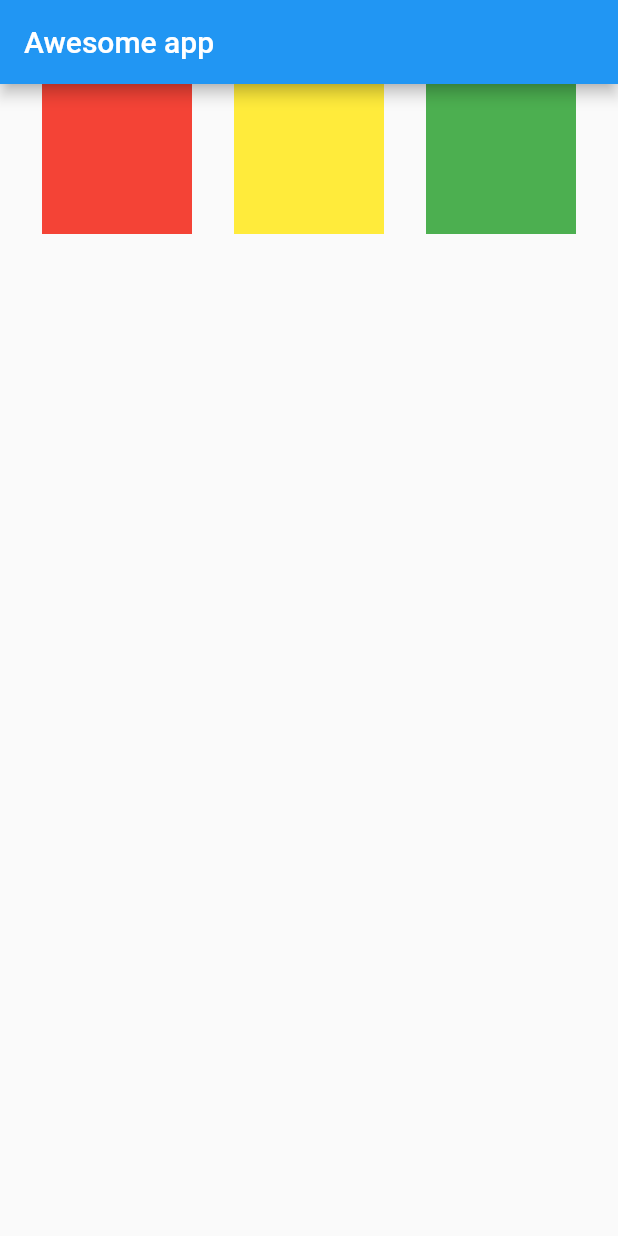
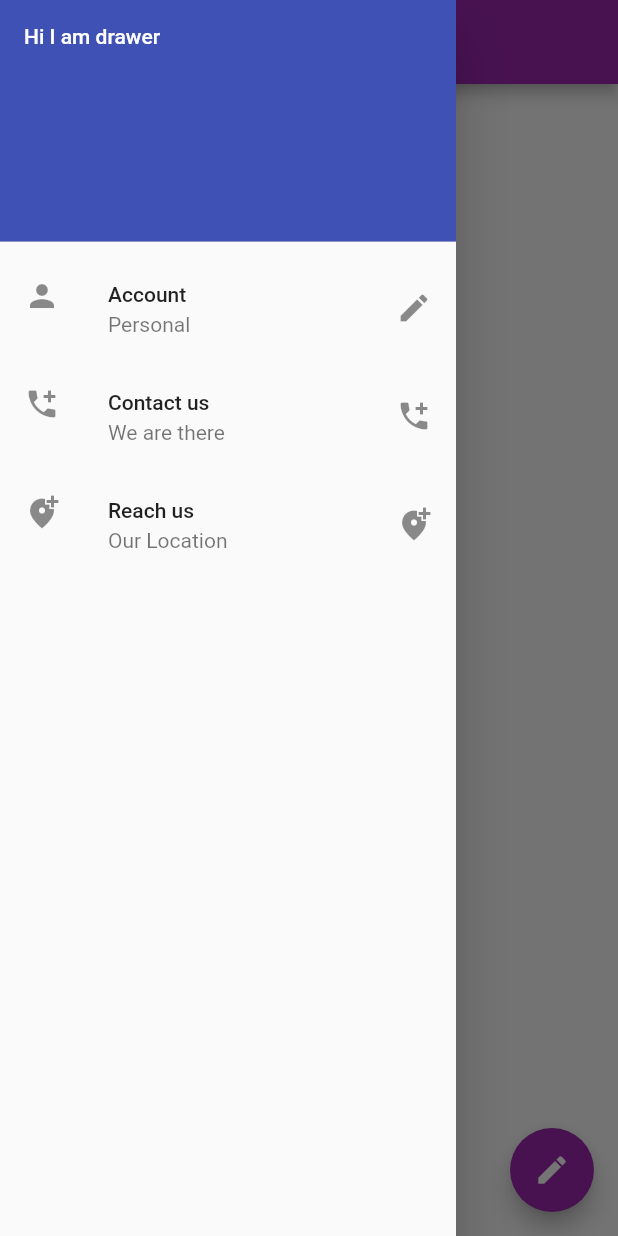
Before and after one commit to nikhil2222/Test_app_flutter, a Flutter app: the screen it shows after launch, with the side drawer open (before the commit the screen has no drawer), on a phone screen of 412 x 824 dp. Run offline on Flutter 3.47's test engine with Material 2 defaults, Android fonts, the phone set to English and light mode, and no system bars.

Commit message:
Created Drawer, and list int it

```diff
--- a/lib/main.dart
+++ b/lib/main.dart
@@ -5,6 +5,9 @@ void main() {
   runApp(MaterialApp(
     title: "TestAPP",
     home: HomePage(),
+    theme: ThemeData(
+      primarySwatch: Colors.purple,
+    ),
   ));
 }
 class HomePage extends StatelessWidget { //stl
@@ -14,26 +17,42 @@ class HomePage extends StatelessWidget { //stl
       appBar: AppBar(
         title: Text("Awesome app"), //title of app
       ),
-      body: Row(
-        mainAxisAlignment: MainAxisAlignment.spaceEvenly,
-        crossAxisAlignment: CrossAxisAlignment.center,//use dots and view properties
-        children:<Widget> [
-        Container(
-        padding:const EdgeInsets.all(8) ,
-        width: 100,
-        height: 100,
-        color: Colors.red,),
-        Container(padding:const EdgeInsets.all(8) ,
-          width: 100,
-          height: 100,
-          color: Colors.yellow,),
-        Container(
-         padding:const EdgeInsets.all(8) ,
-         width: 100,
-         height: 100,
-         color: Colors.green,),
+      body: Container(),
+      drawer: Drawer(
+        child: ListView(
+          padding: EdgeInsets.zero,
+          children:<Widget> [
+            DrawerHeader(child: Text(
+              "Hi I am drawer",
+            style:TextStyle(color: Colors.white),
+            ),
+            decoration: BoxDecoration(color: Colors.indigo),
 
-      ],),
+            ),
+            ListTile(
+              leading: Icon(Icons.person),
+              title: Text("Account"),
+              subtitle: Text("Personal"),
+              trailing: Icon(Icons.edit),
+            ),
+            ListTile(
+              leading: Icon(Icons.add_call),
+              title: Text("Contact us"),
+              subtitle: Text("We are there"),
+              trailing: Icon(Icons.add_call),
+            ),
+            ListTile(
+              leading: Icon(Icons.add_location_alt),
+              title: Text("Reach us"),
+              subtitle: Text("Our Location"),
+              trailing: Icon(Icons.add_location_alt,
+            ),),
+          ],
+        ),
+      ),
+      floatingActionButton: FloatingActionButton(onPressed: (){},
+      child: Icon(Icons.edit),
+      ),
     );
   }
 }
```
